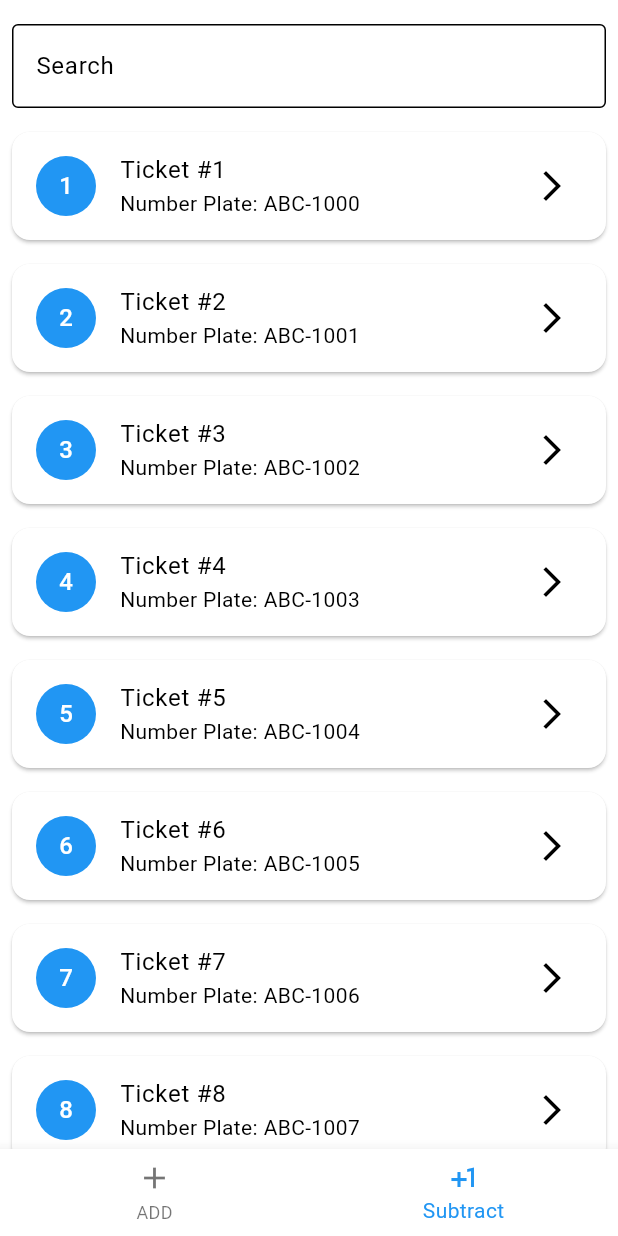
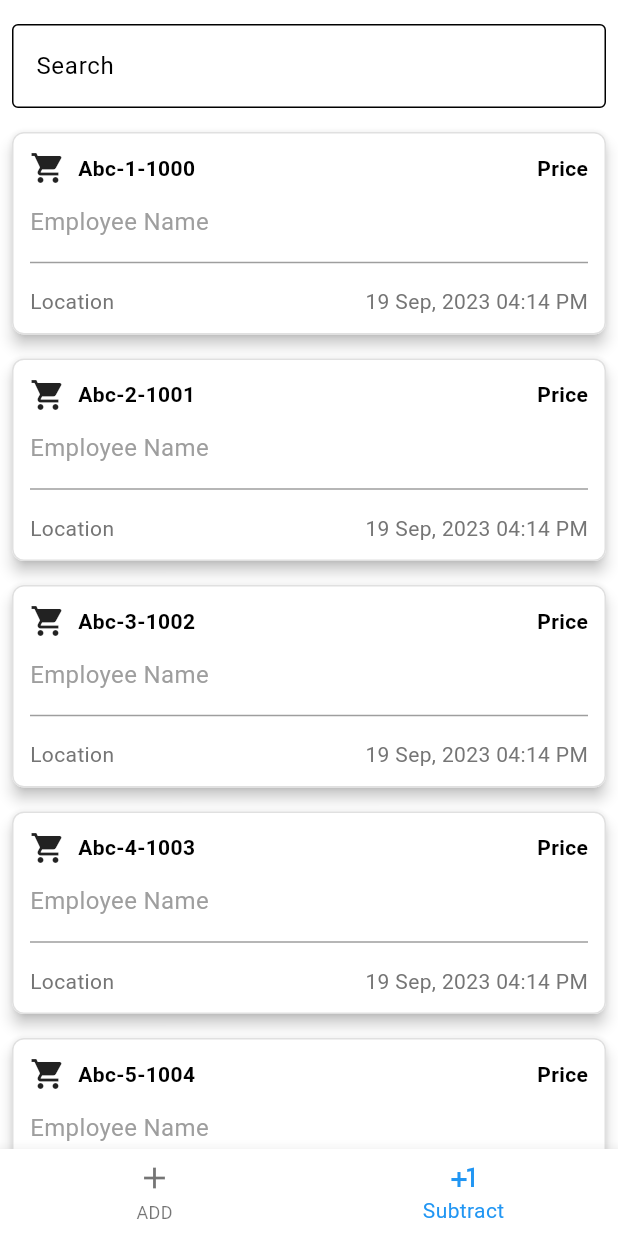
Before and after one commit to MuhammadAhmad338/parking, a Flutter app: the screen it shows after launch, item 2 of the bottom bar chosen, on a phone screen of 412 x 824 dp. Run offline on Flutter 3.47's test engine with Material 3 defaults, Android fonts, the phone set to English and light mode, and no system bars; our stand-ins replace cloud_firestore, firebase_core, gap, get; accounts and stored records are empty.

Commit message:
Update searchTicketScreen.dart

```diff
--- a/lib/Screens/SearchTicketScreen/View/searchTicketScreen.dart
+++ b/lib/Screens/SearchTicketScreen/View/searchTicketScreen.dart
@@ -31,18 +31,67 @@ class Searchticketscreen extends StatelessWidget {
               itemBuilder: (context, index) {
                 return Card(
                   margin: const EdgeInsets.all(8.0),
-                  child: ListTile(
-                    leading: CircleAvatar(
-                      backgroundColor: CColors.blueColor,
-                      child: Text('${index + 1}'),
+                  elevation: 4, // Adds shadow around the card
+                  shape: RoundedRectangleBorder(
+                    borderRadius: BorderRadius.circular(8.0), // Rounded corners
+                    side: BorderSide(
+                        color: Colors.grey.shade300,
+                        width: 1), // Border around the card
+                  ),
+                  child: Padding(
+                    padding: const EdgeInsets.all(12.0),
+                    child: Column(
+                      crossAxisAlignment: CrossAxisAlignment.start,
+                      children: [
+                        Row(
+                          mainAxisAlignment: MainAxisAlignment.spaceBetween,
+                          children: [
+                            Row(
+                              children: [
+                                const Icon(
+                                    Icons.shopping_cart), // Shopping cart icon
+                                const Gap(8),
+                                Text(
+                                  'Abc-${index + 1}-${1000 + index}',
+                                  style: const TextStyle(
+                                      fontWeight: FontWeight.bold),
+                                ),
+                              ],
+                            ),
+                            const Text(
+                              'Price',
+                              style: TextStyle(fontWeight: FontWeight.bold),
+                            ),
+                          ],
+                        ),
+                        const Gap(12),
+                        const Text(
+                          'Employee Name',
+                          style: TextStyle(fontSize: 16, color: Colors.grey),
+                        ),
+                        const Gap(8),
+                        const Divider(
+                          color: Colors.grey, // Horizontal line (hr-like)
+                          thickness: 1,
+                        ),
+                        const Gap(8),
+                        Row(
+                          mainAxisAlignment: MainAxisAlignment.spaceBetween,
+                          children: [
+                            Text(
+                              'Location',
+                              style: TextStyle(
+                                  fontSize: 14, color: Colors.grey[600]),
+                            ),
+                            Text(
+                              '19 Sep, 2023 04:14 PM',
+                              style: TextStyle(
+                                  fontSize: 14, color: Colors.grey[600]),
+                            ),
+                          ],
+                        ),
+                      ],
                     ),
-                    title: Text('Ticket #${index + 1}'),
-                    subtitle: Text('Number Plate: ABC-${1000 + index}'),
-                    trailing: const Icon(Icons.arrow_forward_ios),
-                    onTap: () {
-                      // Handle card tap
-                      print('Tapped on ticket #${index + 1}');
-                    },
                   ),
                 );
               },
```
